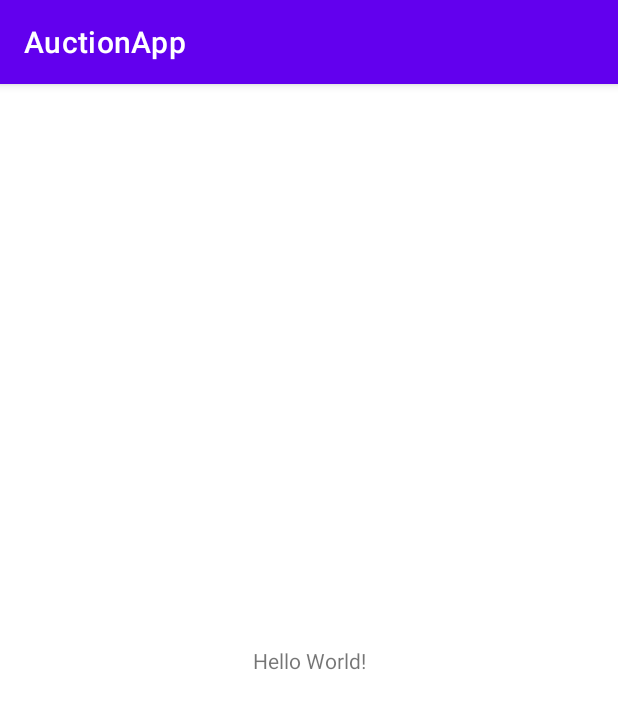
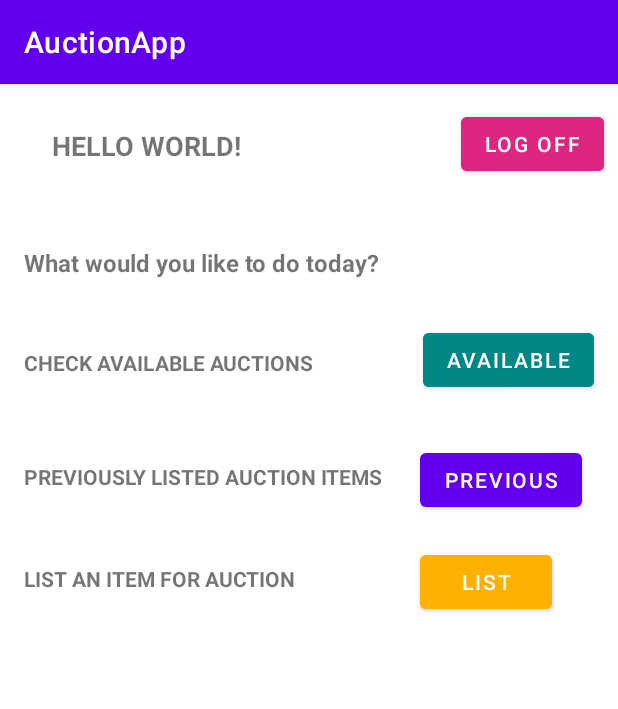
Before and after one commit to Wavedoo/Mobile-Project-Auction-App-Group-19, an Android app: the MainActivity screen opened directly, with no data from a screen before it, on a phone screen of 412 x 824 dp. Shown: the top 709 px of the screen. Run offline under Robolectric (Android 15) with nearby library versions, the phone set to English and light mode, and no system bars; 1 statement that could not run was skipped.

Commit message:
MainActivity XML and Java code

```diff
--- a/app/src/main/java/com/example/auctionapp/MainActivity.java
+++ b/app/src/main/java/com/example/auctionapp/MainActivity.java
@@ -4,12 +4,15 @@ import androidx.appcompat.app.AppCompatActivity;
 
 import android.content.Intent;
 import android.os.Bundle;
+import android.view.View;
+import android.widget.Button;
 import android.widget.TextView;
 
 public class MainActivity extends AppCompatActivity {
 
     //Global User Object
     AuctionUser user;
+    private Button homeButton;
     @Override
     protected void onCreate(Bundle savedInstanceState) {
         super.onCreate(savedInstanceState);
@@ -22,8 +25,15 @@ public class MainActivity extends AppCompatActivity {
         }
 
         TextView welcome = findViewById(R.id.welcome);
-        welcome.setText("Welcome "+user.getUsername());
+        welcome.setText("Welcome " + user.getUsername());
+
+        TextView openMessage = findViewById(R.id.openingMessage);
+        openMessage.setText("What would you like to do today?");
     }
 
 
+    public void handleHomePage(View view) {
+        homeButton = findViewById(R.id.homeButton);
+        startActivity(new Intent(MainActivity.this, LoginActivity.class));
+    }
 }
--- a/app/src/main/res/layout/activity_main.xml
+++ b/app/src/main/res/layout/activity_main.xml
@@ -7,13 +7,113 @@
     tools:context=".MainActivity">
 
     <TextView
+        android:id="@+id/openingMessage4"
+        android:layout_width="wrap_content"
+        android:layout_height="wrap_content"
+        android:layout_marginStart="16dp"
+        android:layout_marginTop="320dp"
+        android:text="@string/list_auction"
+        android:textAllCaps="true"
+        android:textSize="14sp"
+        android:textStyle="bold"
+        app:layout_constraintStart_toStartOf="parent"
+        app:layout_constraintTop_toTopOf="parent" />
+
+    <TextView
+        android:id="@+id/openingMessage3"
+        android:layout_width="wrap_content"
+        android:layout_height="wrap_content"
+        android:layout_marginStart="16dp"
+        android:layout_marginTop="252dp"
+        android:text="@string/previous_listed"
+        android:textAllCaps="true"
+        android:textSize="14sp"
+        android:textStyle="bold"
+        app:layout_constraintStart_toStartOf="parent"
+        app:layout_constraintTop_toTopOf="parent" />
+
+    <TextView
+        android:id="@+id/openingMessage2"
+        android:layout_width="wrap_content"
+        android:layout_height="wrap_content"
+        android:layout_marginStart="16dp"
+        android:layout_marginTop="176dp"
+        android:text="@string/check_available_auctions"
+        android:textAllCaps="true"
+        android:textSize="14sp"
+        android:textStyle="bold"
+        app:layout_constraintStart_toStartOf="parent"
+        app:layout_constraintTop_toTopOf="parent" />
+
+    <TextView
         android:id="@+id/welcome"
         android:layout_width="wrap_content"
         android:layout_height="wrap_content"
         android:text="Hello World!"
+        android:textAllCaps="true"
+        android:textSize="18sp"
+        android:textStyle="bold"
         app:layout_constraintBottom_toBottomOf="parent"
         app:layout_constraintEnd_toEndOf="parent"
+        app:layout_constraintHorizontal_bias="0.121"
+        app:layout_constraintStart_toStartOf="parent"
+        app:layout_constraintTop_toTopOf="parent"
+        app:layout_constraintVertical_bias="0.039" />
+
+    <Button
+        android:id="@+id/homeButton"
+        android:layout_width="wrap_content"
+        android:layout_height="wrap_content"
+        android:layout_marginTop="16dp"
+        android:layout_marginEnd="9dp"
+        android:backgroundTint="@color/red"
+        android:onClick="handleHomePage"
+        android:text="@string/log_off"
+        app:layout_constraintEnd_toEndOf="parent"
+        app:layout_constraintTop_toTopOf="parent" />
+
+    <TextView
+        android:id="@+id/openingMessage"
+        android:layout_width="wrap_content"
+        android:layout_height="wrap_content"
+        android:layout_marginStart="16dp"
+        android:layout_marginTop="108dp"
+        android:text="@string/opening_message"
+        android:textSize="16sp"
+        android:textStyle="bold"
         app:layout_constraintStart_toStartOf="parent"
         app:layout_constraintTop_toTopOf="parent" />
 
+    <Button
+        android:id="@+id/availableAuctionButton"
+        android:layout_width="wrap_content"
+        android:layout_height="wrap_content"
+        android:layout_marginTop="96dp"
+        android:layout_marginEnd="16dp"
+        android:backgroundTint="@color/teal_700"
+        android:text="Available"
+        app:layout_constraintEnd_toEndOf="parent"
+        app:layout_constraintTop_toBottomOf="@+id/homeButton" />
+
+    <Button
+        android:id="@+id/previousAuctionButton"
+        android:layout_width="wrap_content"
+        android:layout_height="wrap_content"
+        android:layout_marginTop="32dp"
+        android:layout_marginEnd="24dp"
+        android:text="Previous"
+        app:layout_constraintEnd_toEndOf="parent"
+        app:layout_constraintTop_toBottomOf="@+id/availableAuctionButton" />
+
+    <Button
+        android:id="@+id/listAuctionItem"
+        android:layout_width="wrap_content"
+        android:layout_height="wrap_content"
+        android:layout_marginTop="20dp"
+        android:layout_marginEnd="44dp"
+        android:backgroundTint="@color/orange"
+        android:text="LIST"
+        app:layout_constraintEnd_toEndOf="parent"
+        app:layout_constraintTop_toBottomOf="@+id/previousAuctionButton" />
+
 </androidx.constraintlayout.widget.ConstraintLayout>
--- a/app/src/main/res/values/colors.xml
+++ b/app/src/main/res/values/colors.xml
@@ -7,4 +7,6 @@
     <color name="teal_700">#FF018786</color>
     <color name="black">#FF000000</color>
     <color name="white">#FFFFFFFF</color>
+    <color name="orange">#FFB000</color>
+    <color name="red">#DC267F</color>
 </resources>
--- a/app/src/main/res/values/strings.xml
+++ b/app/src/main/res/values/strings.xml
@@ -18,4 +18,9 @@
     <string name="sign_up">Sign Up</string>
     <string name="already_have_account">Already have an account?</string>
     <string name="password_confirmation">Re-enter password</string>
+    <string name="log_off">LOG OFF</string>
+    <string name="opening_message">Opening Message</string>
+    <string name="check_available_auctions">Check available Auctions</string>
+    <string name="list_auction">List an Item for Auction</string>
+    <string name="previous_listed">Previously listed Auction items</string>
 </resources>
```
